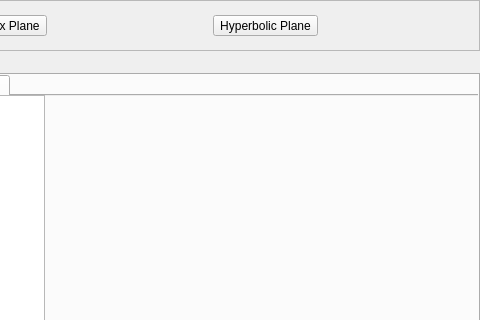
Qt form Window.ui (Labardini/Hyperbolic-GeometPy) before a commit; both pictures show x 420 to 900 and y 0 to 320 of the 900 by 611 pixel window.
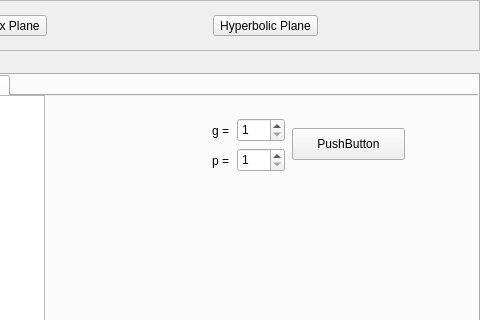
The same form after that commit. The open tabs and pages were chosen to show the change. Custom widgets are drawn as their Qt base class.

```diff
--- a/Window.ui
+++ b/Window.ui
@@ -2475,7 +2475,73 @@
           </property>
          </widget>
         </widget>
-        <widget class="QWidget" name="pageUHPIsometries_2"/>
+        <widget class="QWidget" name="pageUHPIsometries_2">
+         <widget class="QSpinBox" name="spinBoxPDIsomsGenus">
+          <property name="geometry">
+           <rect>
+            <x>40</x>
+            <y>20</y>
+            <width>48</width>
+            <height>24</height>
+           </rect>
+          </property>
+          <property name="minimum">
+           <number>1</number>
+          </property>
+         </widget>
+         <widget class="QLabel" name="labelPDIsomsGenus">
+          <property name="geometry">
+           <rect>
+            <x>15</x>
+            <y>25</y>
+            <width>21</width>
+            <height>16</height>
+           </rect>
+          </property>
+          <property name="text">
+           <string>g = </string>
+          </property>
+         </widget>
+         <widget class="QPushButton" name="pushButtonPDIsomsComputePolygonAndFuchsianGroup">
+          <property name="geometry">
+           <rect>
+            <x>95</x>
+            <y>30</y>
+            <width>113</width>
+            <height>32</height>
+           </rect>
+          </property>
+          <property name="text">
+           <string>PushButton</string>
+          </property>
+         </widget>
+         <widget class="QLabel" name="labelPDIsomsNumOfPuncts">
+          <property name="geometry">
+           <rect>
+            <x>15</x>
+            <y>55</y>
+            <width>21</width>
+            <height>16</height>
+           </rect>
+          </property>
+          <property name="text">
+           <string>p = </string>
+          </property>
+         </widget>
+         <widget class="QSpinBox" name="spinBoxPDIsomsNumOfPuncts">
+          <property name="geometry">
+           <rect>
+            <x>40</x>
+            <y>50</y>
+            <width>48</width>
+            <height>24</height>
+           </rect>
+          </property>
+          <property name="minimum">
+           <number>1</number>
+          </property>
+         </widget>
+        </widget>
        </widget>
        <widget class="QLabel" name="labelPDyNumber">
         <property name="geometry">
```
Left out of the diff: 18 changed lines with no effect on the pictures.
